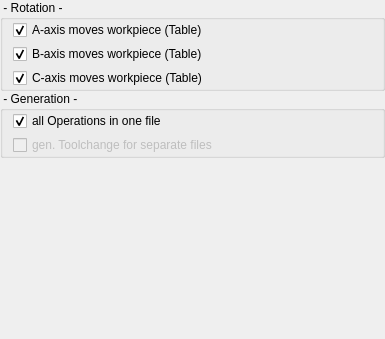
Before: the Qt Designer form src/cfgGCode.ui in DjangoReinhard/kutecam, drawn with Qt 5.
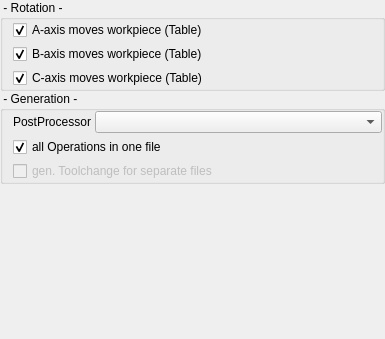
After: the same form once the commit is applied.

The edit to the form file:
```diff
--- a/src/cfgGCode.ui
+++ b/src/cfgGCode.ui
@@ -50,7 +50,30 @@
       <property name="spacing">
        <number>4</number>
       </property>
+      <item row="0" column="1">
+       <widget class="QComboBox" name="cbPostProcessors">
+        <property name="sizePolicy">
+         <sizepolicy hsizetype="MinimumExpanding" vsizetype="Fixed">
+          <horstretch>0</horstretch>
+          <verstretch>0</verstretch>
+         </sizepolicy>
+        </property>
+       </widget>
+      </item>
       <item row="0" column="0">
+       <widget class="QLabel" name="label">
+        <property name="sizePolicy">
+         <sizepolicy hsizetype="Fixed" vsizetype="Fixed">
+          <horstretch>0</horstretch>
+          <verstretch>0</verstretch>
+         </sizepolicy>
+        </property>
+        <property name="text">
+         <string>PostProcessor</string>
+        </property>
+       </widget>
+      </item>
+      <item row="1" column="0" colspan="2">
        <widget class="QCheckBox" name="cAllInOne">
         <property name="text">
          <string>all Operations in one file</string>
@@ -60,7 +83,7 @@
         </property>
        </widget>
       </item>
-      <item row="1" column="0">
+      <item row="2" column="0" colspan="2">
        <widget class="QCheckBox" name="cSepToolChange">
         <property name="enabled">
          <bool>false</bool>
```
